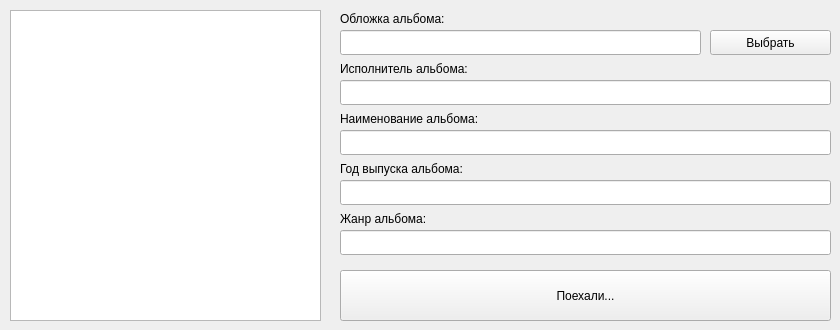
First picture: the form in designs/album.ui, repository DenisZhmakin/VK-Music-Downloader, before the edit.
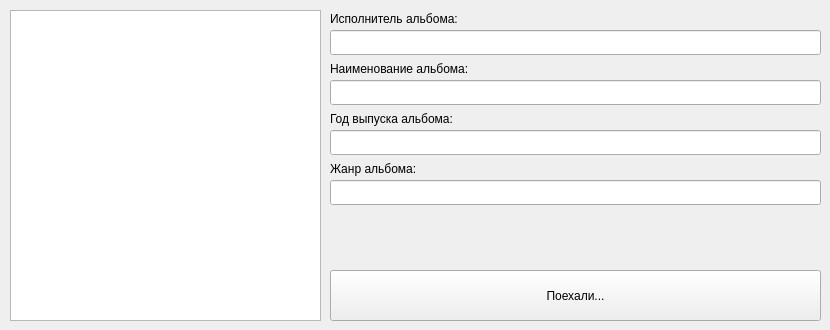
Second picture: the form after the edit.

Diff of the .ui file:
```diff
--- a/designs/album.ui
+++ b/designs/album.ui
@@ -6,66 +6,30 @@
    <rect>
     <x>0</x>
     <y>0</y>
-    <width>840</width>
+    <width>830</width>
     <height>330</height>
    </rect>
   </property>
   <property name="minimumSize">
    <size>
-    <width>840</width>
+    <width>830</width>
     <height>330</height>
    </size>
   </property>
   <property name="maximumSize">
    <size>
-    <width>840</width>
+    <width>830</width>
     <height>330</height>
    </size>
   </property>
   <property name="windowTitle">
    <string notr="true">Альбом</string>
   </property>
-  <widget class="QLineEdit" name="cover_line">
-   <property name="geometry">
-    <rect>
-     <x>340</x>
-     <y>30</y>
-     <width>361</width>
-     <height>25</height>
-    </rect>
-   </property>
-  </widget>
-  <widget class="QPushButton" name="cover_button">
-   <property name="geometry">
-    <rect>
-     <x>710</x>
-     <y>30</y>
-     <width>121</width>
-     <height>25</height>
-    </rect>
-   </property>
-   <property name="text">
-    <string>Выбрать</string>
-   </property>
-  </widget>
-  <widget class="QLabel" name="cover_label">
-   <property name="geometry">
-    <rect>
-     <x>340</x>
-     <y>10</y>
-     <width>141</width>
-     <height>17</height>
-    </rect>
-   </property>
-   <property name="text">
-    <string>Обложка альбома:</string>
-   </property>
-  </widget>
   <widget class="QLineEdit" name="artist_line">
    <property name="geometry">
     <rect>
-     <x>340</x>
-     <y>80</y>
+     <x>330</x>
+     <y>30</y>
      <width>491</width>
      <height>25</height>
     </rect>
@@ -74,8 +38,8 @@
   <widget class="QLabel" name="artist_label">
    <property name="geometry">
     <rect>
-     <x>340</x>
-     <y>60</y>
+     <x>330</x>
+     <y>10</y>
      <width>171</width>
      <height>17</height>
     </rect>
@@ -87,8 +51,8 @@
   <widget class="QLineEdit" name="album_line">
    <property name="geometry">
     <rect>
-     <x>340</x>
-     <y>130</y>
+     <x>330</x>
+     <y>80</y>
      <width>491</width>
      <height>25</height>
     </rect>
@@ -97,8 +61,8 @@
   <widget class="QLabel" name="album_label">
    <property name="geometry">
     <rect>
-     <x>340</x>
-     <y>110</y>
+     <x>330</x>
+     <y>60</y>
      <width>181</width>
      <height>17</height>
     </rect>
@@ -110,8 +74,8 @@
   <widget class="QLabel" name="genre_label">
    <property name="geometry">
     <rect>
-     <x>340</x>
-     <y>210</y>
+     <x>330</x>
+     <y>160</y>
      <width>111</width>
      <height>17</height>
     </rect>
@@ -123,8 +87,8 @@
   <widget class="QLabel" name="year_label">
    <property name="geometry">
     <rect>
-     <x>340</x>
-     <y>160</y>
+     <x>330</x>
+     <y>110</y>
      <width>161</width>
      <height>17</height>
     </rect>
@@ -136,8 +100,8 @@
   <widget class="QLineEdit" name="year_line">
    <property name="geometry">
     <rect>
-     <x>340</x>
-     <y>180</y>
+     <x>330</x>
+     <y>130</y>
      <width>491</width>
      <height>25</height>
     </rect>
@@ -146,7 +110,7 @@
   <widget class="QPushButton" name="result_button">
    <property name="geometry">
     <rect>
-     <x>340</x>
+     <x>330</x>
      <y>270</y>
      <width>491</width>
      <height>51</height>
@@ -169,8 +133,8 @@
   <widget class="QLineEdit" name="genre_line">
    <property name="geometry">
     <rect>
-     <x>340</x>
-     <y>230</y>
+     <x>330</x>
+     <y>180</y>
      <width>491</width>
      <height>25</height>
     </rect>
```
